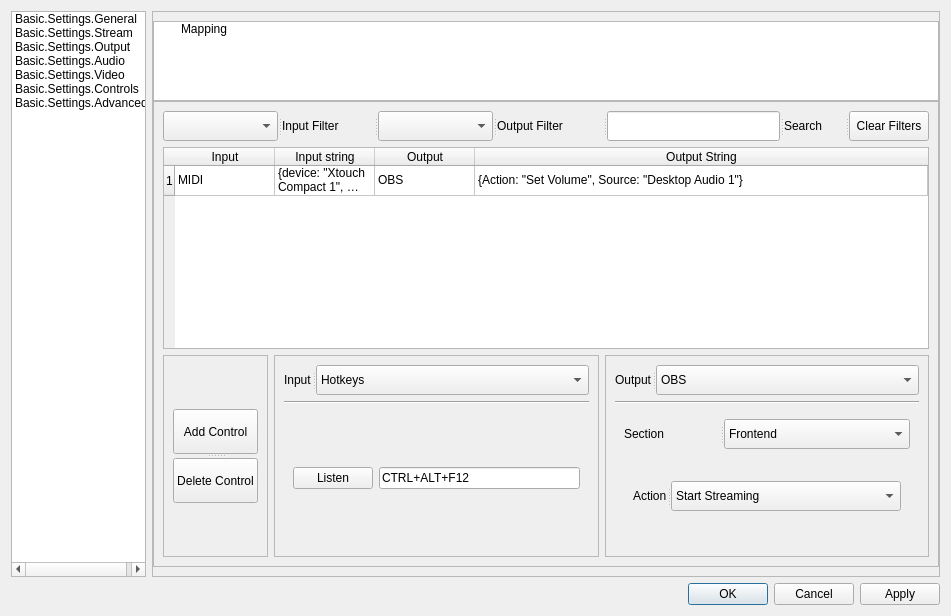
Before: the Qt Designer form UI/forms/OBSBasicSettings.ui in cpyarger/obs-studio, drawn with Qt 5.
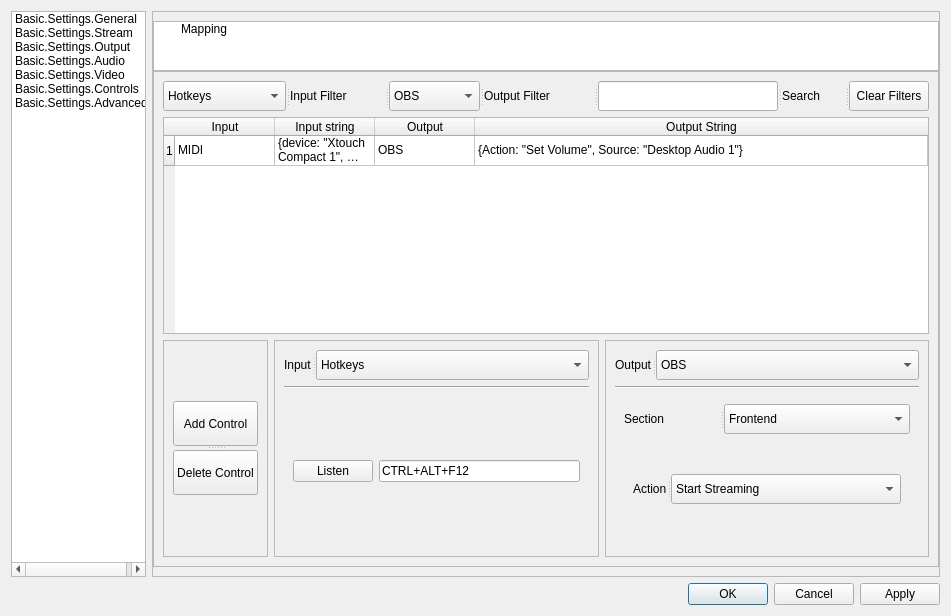
After: the same form once the commit is applied. The open tabs and pages were chosen to show the change. Icons and pictures are not drawn. Custom widgets are drawn as their Qt base class.

Commit message: add code for input/output filters, and auto select first widget in qlistwidget

```diff
--- a/UI/forms/OBSBasicSettings.ui
+++ b/UI/forms/OBSBasicSettings.ui
@@ -4574,7 +4574,7 @@
            <x>0</x>
            <y>0</y>
            <width>788</width>
-           <height>565</height>
+           <height>567</height>
           </rect>
          </property>
          <layout class="QFormLayout" name="hotkeyLayout">
@@ -4602,7 +4602,7 @@
           <item row="0" column="1">
            <widget class="QListWidget" name="ControlsListWidget">
             <property name="sizePolicy">
-             <sizepolicy hsizetype="Expanding" vsizetype="Expanding">
+             <sizepolicy hsizetype="Expanding" vsizetype="Fixed">
               <horstretch>0</horstretch>
               <verstretch>2</verstretch>
              </sizepolicy>
@@ -4610,9 +4610,15 @@
             <property name="maximumSize">
              <size>
               <width>16777215</width>
-              <height>80</height>
+              <height>50</height>
              </size>
             </property>
+            <property name="focusPolicy">
+             <enum>Qt::ClickFocus</enum>
+            </property>
+            <property name="autoFillBackground">
+             <bool>true</bool>
+            </property>
             <property name="frameShadow">
              <enum>QFrame::Sunken</enum>
             </property>
@@ -4642,8 +4648,8 @@
             </property>
             <property name="iconSize">
              <size>
-              <width>50</width>
-              <height>50</height>
+              <width>25</width>
+              <height>25</height>
              </size>
             </property>
             <property name="movement">
@@ -4802,6 +4808,11 @@
                      <height>45</height>
                     </size>
                    </property>
+                   <item>
+                    <property name="text">
+                     <string>Hotkeys</string>
+                    </property>
+                   </item>
                   </widget>
                   <widget class="QLabel" name="label_45">
                    <property name="sizePolicy">
@@ -4845,6 +4856,11 @@
                      <height>45</height>
                     </size>
                    </property>
+                   <item>
+                    <property name="text">
+                     <string>OBS</string>
+                    </property>
+                   </item>
                   </widget>
                   <widget class="QLabel" name="label_68">
                    <property name="sizePolicy">
@@ -4949,7 +4965,7 @@
                      <property name="maximumSize">
                       <size>
                        <width>16777215</width>
-                       <height>95</height>
+                       <height>94</height>
                       </size>
                      </property>
                      <property name="orientation">
```
Left out of the diff: 39 changed lines with no effect on the pictures. The commit also changes 1 other file.
